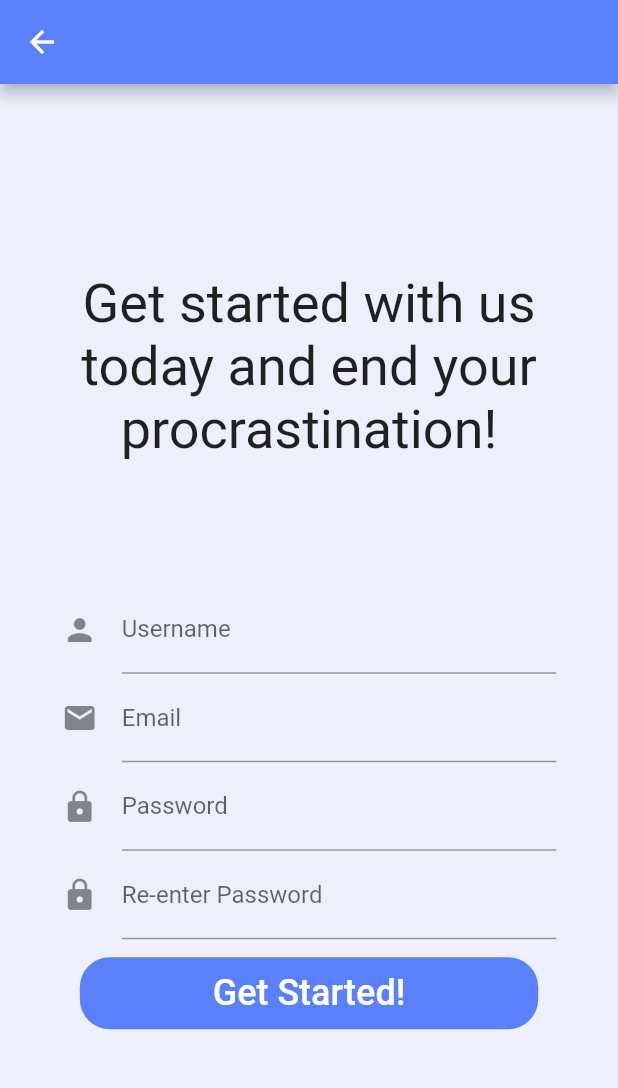
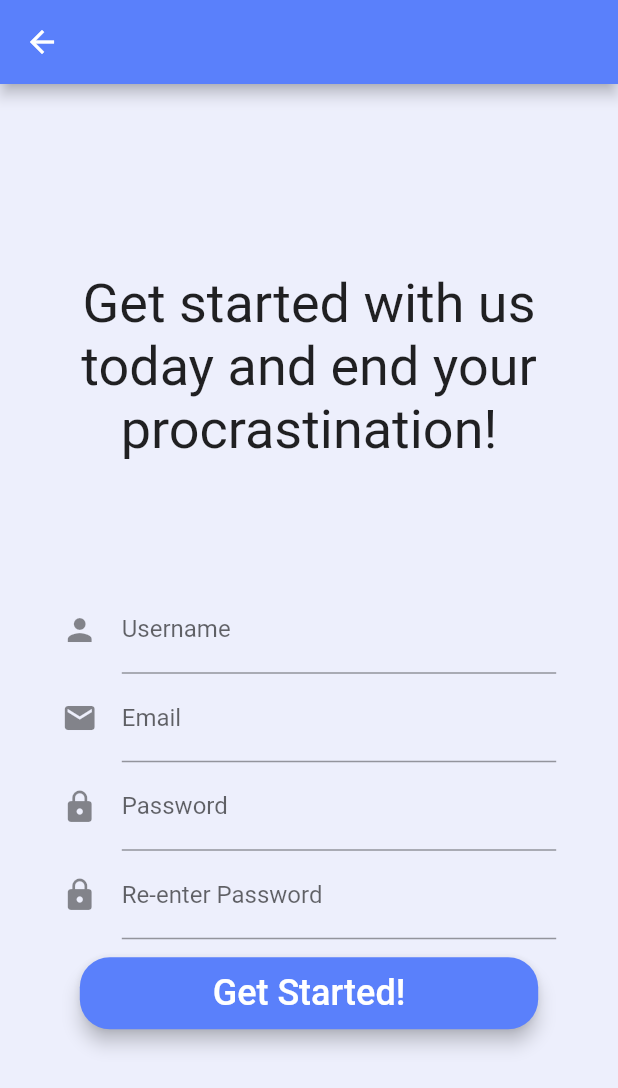
Before and after one commit to JeffZincatz/PlanNUS, a Flutter app: the SignUp screen opened by its route, on a phone screen of 412 x 824 dp. Shown: the top 1088 px of the screen. Run offline on Flutter 3.47's test engine with Material 2 defaults, Android fonts, the phone set to English and light mode, and no system bars; our stand-ins replace cloud_firestore, firebase_auth, firebase_core, fl_chart, flutter_datetime_picker, flutter_spinkit and 2 more; accounts and stored records are empty; network calls fail.

Commit message:
slightly adjusted preset button's appearance

```diff
--- a/lib/elements/MyButtons.dart
+++ b/lib/elements/MyButtons.dart
@@ -19,6 +19,7 @@ class MyButtons {
         shape: RoundedRectangleBorder(
           borderRadius: BorderRadius.circular(20.0),
         ),
+        elevation: 5,
       ),
     );
   }
@@ -40,6 +41,7 @@ class MyButtons {
         shape: RoundedRectangleBorder(
           borderRadius: BorderRadius.circular(20.0),
         ),
+        elevation: 5,
       ),
     );
   }
```
